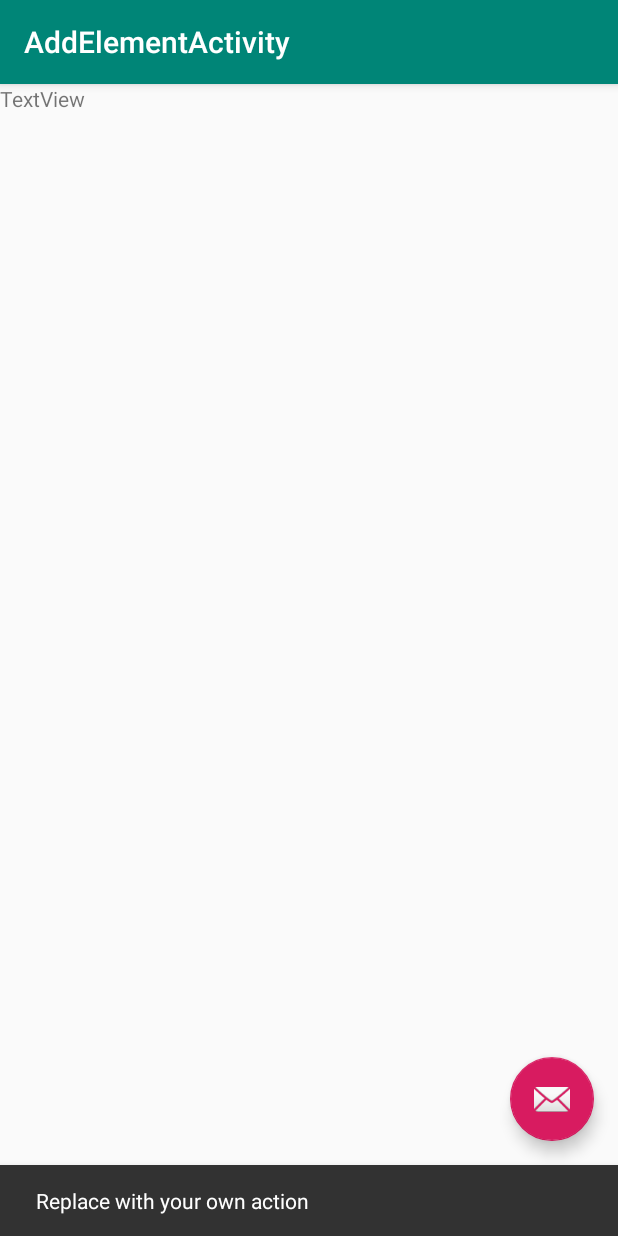
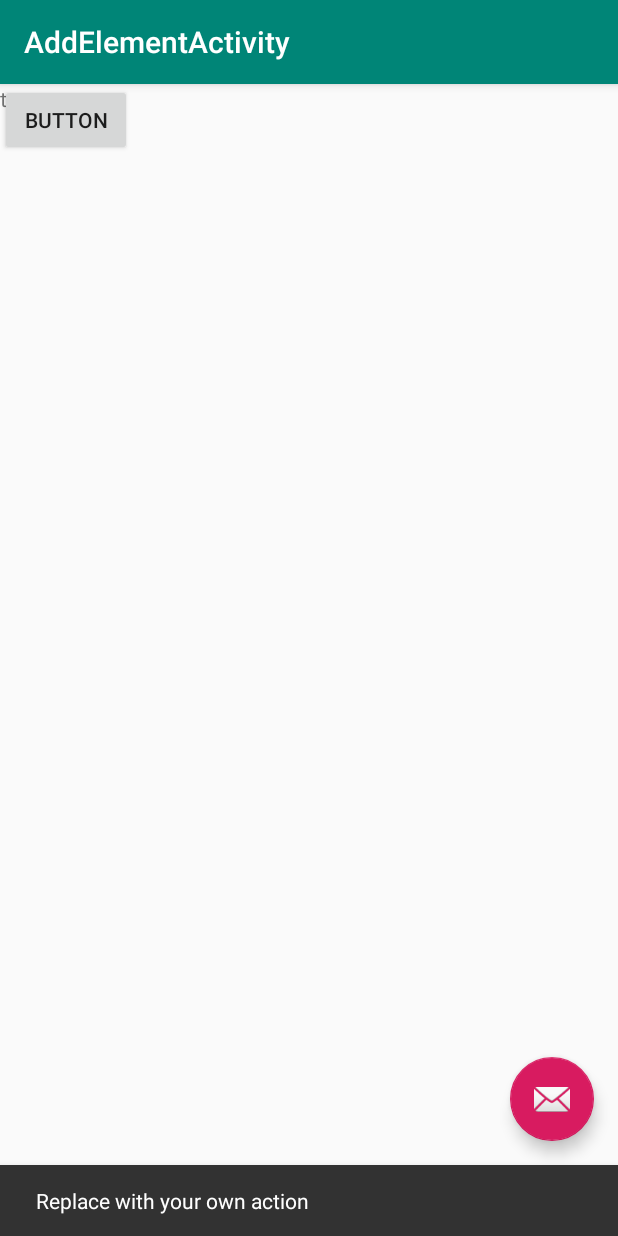
Before and after one commit to franzqat/SMART-CROWD, an Android app: the addElement screen opened directly, with no data from a screen before it, after a tap on an icon or button, on a phone screen of 412 x 824 dp. Run offline under Robolectric (Android 15) with nearby library versions, the phone set to English and light mode, and no system bars.

```diff
--- a/app/src/main/java/dev/furtor/contastudenti/addElement.java
+++ b/app/src/main/java/dev/furtor/contastudenti/addElement.java
@@ -1,18 +1,25 @@
 package dev.furtor.contastudenti;
 
+import android.content.Context;
+import android.content.SharedPreferences;
 import android.os.Bundle;
 import android.support.design.widget.FloatingActionButton;
 import android.support.design.widget.Snackbar;
 import android.support.v7.app.AppCompatActivity;
 import android.support.v7.widget.Toolbar;
 import android.view.View;
+import android.widget.TextView;
 
 public class addElement extends AppCompatActivity {
+    SharedPreferences sharedPref;
+    TextView testosalvato;
 
     @Override
     protected void onCreate(Bundle savedInstanceState) {
         super.onCreate(savedInstanceState);
         setContentView(R.layout.activity_add_element);
+
+        testosalvato = findViewById(R.id.testosalvato); //label
         Toolbar toolbar = (Toolbar) findViewById(R.id.toolbar);
         setSupportActionBar(toolbar);
 
@@ -22,6 +29,11 @@ public class addElement extends AppCompatActivity {
             public void onClick(View view) {
                 Snackbar.make(view, "Replace with your own action", Snackbar.LENGTH_LONG)
                         .setAction("Action", null).show();
+        /*        SharedPreferences.Editor editor = sharedPref.edit();
+                editor.putString("savedPreference", testosalvato.getText().toString()); //savedPreference è la chiave
+                editor.commit();
+        */
+
             }
         });
     }
--- a/app/src/main/res/layout/content_add_element.xml
+++ b/app/src/main/res/layout/content_add_element.xml
@@ -9,10 +9,18 @@
     tools:showIn="@layout/activity_add_element">
 
     <TextView
-        android:id="@+id/textView"
-        android:layout_width="210dp"
-        android:layout_height="59dp"
-        android:text="TextView"
+        android:id="@+id/testosalvato"
+        android:layout_width="232dp"
+        android:layout_height="45dp"
+        android:text="test"
         tools:layout_editor_absoluteX="6dp"
-        tools:layout_editor_absoluteY="51dp" />
+        tools:layout_editor_absoluteY="16dp" />
+
+    <Button
+        android:id="@+id/salva"
+        android:layout_width="wrap_content"
+        android:layout_height="wrap_content"
+        android:text="Button"
+        tools:layout_editor_absoluteX="257dp"
+        tools:layout_editor_absoluteY="16dp" />
 </android.support.constraint.ConstraintLayout>
```
